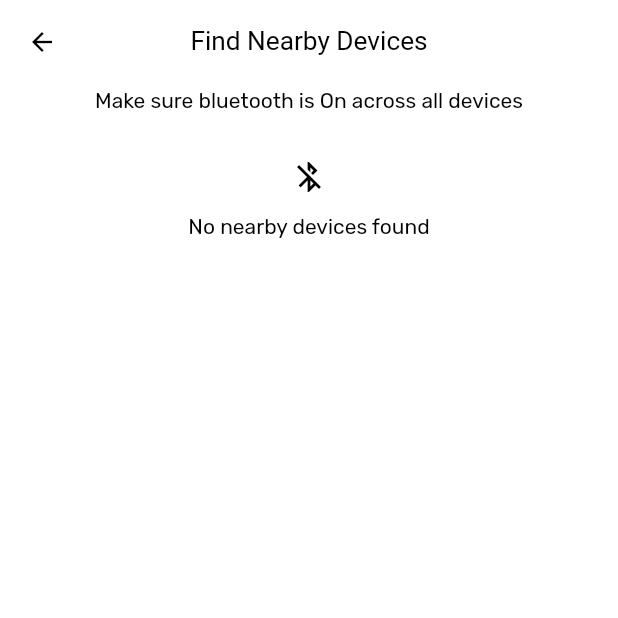
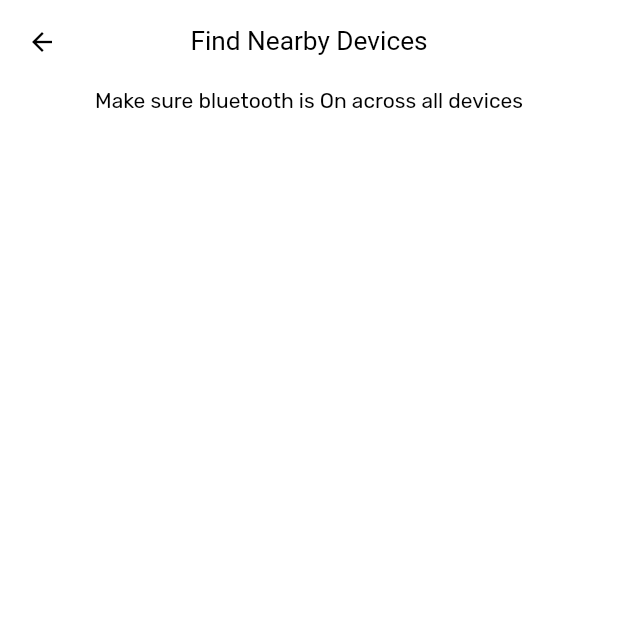
Before and after one commit to TheCodeDaniel/flu-share, a Flutter app: the screen it shows after launch, after a tap on "Send a file", on a phone screen of 412 x 824 dp, the top half of it. Run offline on Flutter 3.47's test engine with Material 3 defaults, Android fonts, the phone set to English and light mode, and no system bars; our stand-ins replace iconsax.

Commit message:
refactor: end the usage of bluetooth on app

```diff
--- a/lib/app.dart
+++ b/lib/app.dart
@@ -1,12 +1,10 @@
 import 'package:flushare/src/config/theme/app_theme.dart';
 import 'package:flushare/src/features/home/presentation/pages/select_transfer_option_view.dart';
 import 'package:flutter/material.dart';
-import 'package:flutter_blue_plus/flutter_blue_plus.dart';
 
 class AppInit {
   static void initializeAll() async {
     AppTheme().systemUiOverlay;
-    FlutterBluePlus.setLogLevel(LogLevel.verbose, color: true);
   }
 }
 
--- a/lib/src/features/home/presentation/widgets/send_section_view.dart
+++ b/lib/src/features/home/presentation/widgets/send_section_view.dart
@@ -1,7 +1,7 @@
 import 'package:flushare/src/core/constants/bool_modes.dart';
 import 'package:flushare/src/core/constants/strings.dart';
 import 'package:flushare/src/core/utils/navigation_extension.dart';
-import 'package:flushare/src/features/scan/presentation/pages/ble_scan_view.dart';
+import 'package:flushare/src/features/scan/presentation/pages/blue_scan_view.dart';
 import 'package:flutter/material.dart';
 import 'package:iconsax/iconsax.dart';
 
@@ -12,7 +12,7 @@ class SendSectionView extends StatelessWidget {
   Widget build(BuildContext context) {
     Size size = MediaQuery.sizeOf(context);
     return GestureDetector(
-      onTap: () => context.push(BleScanView()),
+      onTap: () => context.push(BlueScanView()),
       child: Container(
         height: kIsDesktop ? size.height * 0.5 : size.height * 0.4,
         width: size.width,
--- a/lib/src/features/scan/presentation/pages/ble_scan_view.dart
+++ /dev/null
@@ -1,132 +0,0 @@
-import 'package:flushare/src/config/theme/app_colors.dart';
-import 'package:flushare/src/core/network/ble_handler.dart';
-import 'package:flushare/src/features/scan/services/ble_permission_helper.dart';
-import 'package:flutter/material.dart';
-import 'package:flutter_blue_plus/flutter_blue_plus.dart';
-
-class BleScanView extends StatefulWidget {
-  const BleScanView({super.key});
-
-  @override
-  State<BleScanView> createState() => _BleScanViewState();
-}
-
-class _BleScanViewState extends State<BleScanView> {
-  BlePermissionHelper blePermissionHelper = BlePermissionHelper();
-  ScrollController scrollController = ScrollController();
-
-  @override
-  void initState() {
-    blePermissionHelper.checkBluetoothAndPermissions(context);
-    super.initState();
-  }
-
-  @override
-  void dispose() {
-    FlutterBluePlus.stopScan();
-    super.dispose();
-  }
-
-  @override
-  Widget build(BuildContext context) {
-    return Scaffold(
-      appBar: AppBar(
-        title: Text("Find Nearby Devices"),
-        centerTitle: true,
-      ),
-      body: SafeArea(
-        child: Container(
-          color: Colors.white,
-          padding: EdgeInsets.symmetric(horizontal: 40),
-          child: SingleChildScrollView(
-            child: Column(
-              children: [
-                Center(
-                  child: Text("Make sure bluetooth is On across all devices"),
-                ),
-                SizedBox(height: 30),
-                StreamBuilder(
-                  stream: BleHandler().scanResults,
-                  builder: (context, snapshot) {
-                    //
-                    if (snapshot.connectionState == ConnectionState.waiting &&
-                        (snapshot.data == null || snapshot.data!.isEmpty)) {
-                      return const Center(
-                        child: CircularProgressIndicator.adaptive(),
-                      );
-                    }
-
-                    //
-                    if (snapshot.hasData) {
-                      List<ScanResult>? scanList = snapshot.data;
-
-                      if (scanList == null || scanList.isEmpty) {
-                        return Center(
-                          child: Column(
-                            mainAxisSize: MainAxisSize.min,
-                            children: [
-                              Icon(
-                                Icons.bluetooth_disabled,
-                              ),
-                              SizedBox(height: 10),
-                              Text("No nearby devices found"),
-                            ],
-                          ),
-                        );
-                      }
-
-                      return Container(
-                        height: MediaQuery.sizeOf(context).height * 0.8,
-                        width: MediaQuery.sizeOf(context).width,
-                        decoration: BoxDecoration(
-                          color: Colors.white,
-                          borderRadius: BorderRadius.circular(10),
-                          boxShadow: [
-                            BoxShadow(
-                              blurRadius: 10,
-                              spreadRadius: 10,
-                              color: AppColors.kGrey,
-                            ),
-                          ],
-                        ),
-                        child: Scrollbar(
-                          controller: scrollController,
-                          child: ListView.separated(
-                            controller: scrollController,
-                            itemCount: scanList.length,
-                            separatorBuilder: (context, index) {
-                              return Divider();
-                            },
-                            itemBuilder: (context, index) {
-                              ScanResult result = scanList[index];
-                              return ListTile(
-                                onTap: () {},
-                                title: Text(result.device.advName.isEmpty
-                                    ? 'unknown-device'
-                                    : result.device.advName),
-                                subtitle: Text(
-                                  result.rssi.toString(),
-                                ),
-                              );
-                            },
-                          ),
-                        ),
-                      );
-                    }
-
-                    //
-                    return Center(
-                      child: Text(
-                        "Could not find nearby devices",
-                      ),
-                    );
-                  },
-                )
-              ],
-            ),
-          ),
-        ),
-      ),
-    );
-  }
-}
--- /dev/null
+++ b/lib/src/features/scan/presentation/pages/blue_scan_view.dart
@@ -0,0 +1,125 @@
+import 'package:flutter/material.dart';
+
+class BlueScanView extends StatefulWidget {
+  const BlueScanView({super.key});
+
+  @override
+  State<BlueScanView> createState() => _BlueScanViewState();
+}
+
+class _BlueScanViewState extends State<BlueScanView> {
+  ScrollController scrollController = ScrollController();
+
+  @override
+  void initState() {
+    super.initState();
+  }
+
+  @override
+  void dispose() {
+    super.dispose();
+  }
+
+  @override
+  Widget build(BuildContext context) {
+    return Scaffold(
+      appBar: AppBar(
+        title: Text("Find Nearby Devices"),
+        centerTitle: true,
+      ),
+      body: SafeArea(
+        child: Container(
+          color: Colors.white,
+          padding: EdgeInsets.symmetric(horizontal: 40),
+          child: SingleChildScrollView(
+            child: Column(
+              children: [
+                Center(
+                  child: Text("Make sure bluetooth is On across all devices"),
+                ),
+                SizedBox(height: 30),
+                // StreamBuilder(
+                //   stream: BleHandler().scanResults,
+                //   builder: (context, snapshot) {
+                //     //
+                //     if (snapshot.connectionState == ConnectionState.waiting &&
+                //         (snapshot.data == null || snapshot.data!.isEmpty)) {
+                //       return const Center(
+                //         child: CircularProgressIndicator.adaptive(),
+                //       );
+                //     }
+
+                //     //
+                //     if (snapshot.hasData) {
+                //       List<ScanResult>? scanList = snapshot.data;
+
+                //       if (scanList == null || scanList.isEmpty) {
+                //         return Center(
+                //           child: Column(
+                //             mainAxisSize: MainAxisSize.min,
+                //             children: [
+                //               Icon(
+                //                 Icons.bluetooth_disabled,
+                //               ),
+                //               SizedBox(height: 10),
+                //               Text("No nearby devices found"),
+                //             ],
+                //           ),
+                //         );
+                //       }
+
+                //       return Container(
+                //         height: MediaQuery.sizeOf(context).height * 0.8,
+                //         width: MediaQuery.sizeOf(context).width,
+                //         decoration: BoxDecoration(
+                //           color: Colors.white,
+                //           borderRadius: BorderRadius.circular(10),
+                //           boxShadow: [
+                //             BoxShadow(
+                //               blurRadius: 10,
+                //               spreadRadius: 10,
+                //               color: AppColors.kGrey,
+                //             ),
+                //           ],
+                //         ),
+                //         child: Scrollbar(
+                //           controller: scrollController,
+                //           child: ListView.separated(
+                //             controller: scrollController,
+                //             itemCount: scanList.length,
+                //             separatorBuilder: (context, index) {
+                //               return Divider();
+                //             },
+                //             itemBuilder: (context, index) {
+                //               ScanResult result = scanList[index];
+                //               return ListTile(
+                //                 onTap: () {},
+                //                 title: Text(result.device.advName.isEmpty
+                //                     ? 'unknown-device'
+                //                     : result.device.advName),
+                //                 subtitle: Text(
+                //                   result.rssi.toString(),
+                //                 ),
+                //               );
+                //             },
+                //           ),
+                //         ),
+                //       );
+                //     }
+
+                //     //
+                //     return Center(
+                //       child: Text(
+                //         "Could not find nearby devices",
+                //       ),
+                //     );
+                //   },
+                // )
+              ],
+            ),
+          ),
+        ),
+      ),
+    );
+  }
+}
--- a/lib/src/features/scan/services/ble_permission_helper.dart
+++ /dev/null
@@ -1,105 +0,0 @@
-import 'dart:io';
-
-import 'package:flushare/src/core/utils/navigation_extension.dart';
-import 'package:flutter/material.dart';
-import 'package:permission_handler/permission_handler.dart';
-import 'package:flutter_blue_plus/flutter_blue_plus.dart';
-import 'package:flushare/src/core/network/ble_handler.dart';
-
-class BlePermissionHelper {
-  BleHandler ble = BleHandler();
-
-  Future<void> checkBluetoothAndPermissions(BuildContext context) async {
-    var bluetoothState = await FlutterBluePlus.adapterState.first;
-    if (bluetoothState != BluetoothAdapterState.on) {
-      return;
-    }
-
-    if (context.mounted) await requestPermissionsAndStartScan(context);
-  }
-
-  Future<void> requestPermissionsAndStartScan(BuildContext context) async {
-    bool permissionsGranted = true;
-
-    if (!Platform.isMacOS && !Platform.isLinux) {
-      final bluetoothStatus = await Permission.bluetooth.status;
-      if (bluetoothStatus.isGranted == false) {
-        final bluetoothPermission = await Permission.bluetooth.request();
-        if (!bluetoothPermission.isGranted) {
-          permissionsGranted = false;
-          debugPrint("Bluetooth permission denied");
-        }
-      }
-    }
-
-    if (Platform.isAndroid) {
-      final bluetoothScanStatus = await Permission.bluetoothScan.status;
-      if (bluetoothScanStatus.isGranted == false) {
-        final bluetoothScanPermission =
-            await Permission.bluetoothScan.request();
-        if (!bluetoothScanPermission.isGranted) {
-          permissionsGranted = false;
-          debugPrint("Bluetooth scan permission denied");
-        }
-      }
-    }
-
-    if (Platform.isAndroid) {
-      final bluetoothConnectStatus = await Permission.bluetoothConnect.status;
-      if (bluetoothConnectStatus.isGranted == false) {
-        final bluetoothConnectPermission =
-            await Permission.bluetoothConnect.request();
-        if (!bluetoothConnectPermission.isGranted) {
-          permissionsGranted = false;
-          debugPrint("Bluetooth connect permission denied");
-        }
-      }
-    }
-
-    if (!Platform.isMacOS && !Platform.isLinux) {
-      final locationStatus = await Permission.locationWhenInUse.status;
-      if (locationStatus.isGranted == false) {
-        final locationPermission = await Permission.locationWhenInUse.request();
-        if (!locationPermission.isGranted) {
-          permissionsGranted = false;
-          debugPrint("Location permission denied");
-        }
-      }
-    }
-
-    if (permissionsGranted) {
-      debugPrint("All permissions granted, starting scan");
-      ble.startScan();
-    } else {
-      debugPrint("Not all permissions were granted");
-      if(context.mounted) showPermissionDeniedDialog(context);
-    }
-  }
-
-  void showPermissionDeniedDialog(BuildContext context) {
-    showDialog(
-      context: context,
-      builder: (context) => AlertDialog(
-        title: const Text("Permissions Required"),
-        content: const Text(
-          "The app requires certain permissions to function. Please grant the necessary permissions in the app settings.",
-        ),
-        actions: [
-          TextButton(
-            onPressed: () {
-              context.pop();
-              openAppSettings();
-            },
-            child: const Text("Open Settings"),
-          ),
-          TextButton(
-            onPressed: () {
-              context.pop();
-            },
-            child: const Text("Cancel"),
-          ),
-        ],
-      ),
-    );
-  }
-}
--- a/pubspec.yaml
+++ b/pubspec.yaml
@@ -17,7 +17,6 @@ dependencies:
   cupertino_icons: ^1.0.8
 
   # Network connections / API's
-  flutter_blue_plus: ^1.34.2
   permission_handler: ^11.3.1
   file_picker: ^8.1.4
   path_provider: ^2.1.5
```
Also changed, not shown: lib/src/core/network/ble_handler.dart (deleted, +0 -77 lines), pubspec.lock, 1 other file.
